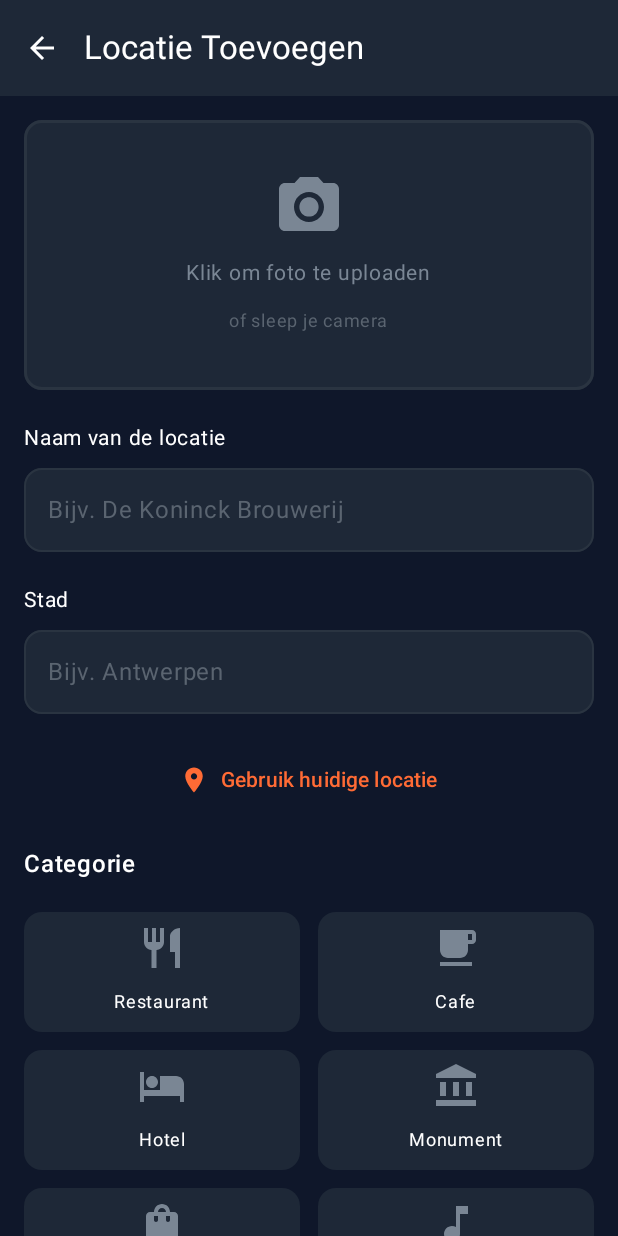
After one commit to daandecorte/project_mobile_dev, an Android app built with Jetpack Compose: the AddScreen screen opened through its navigation route, on a phone screen of 412 x 824 dp. The commit adds this screen. Run offline under Robolectric (Android 15) with nearby library versions, the phone set to English and light mode, and no system bars; our stand-ins replace Firebase (no records; nobody signed in at launch, a user with empty details on screens opened directly).

Commit message:
add screen

```diff
--- a/app/src/main/java/edu/ap/project_mobile_dev/MainActivity.kt
+++ b/app/src/main/java/edu/ap/project_mobile_dev/MainActivity.kt
@@ -24,6 +24,7 @@ import androidx.navigation.compose.NavHost
 import androidx.navigation.compose.composable
 import androidx.navigation.compose.rememberNavController
 import com.google.firebase.auth.FirebaseAuth
+import edu.ap.project_mobile_dev.ui.add.AddScreen
 import edu.ap.project_mobile_dev.ui.home.HomeScreen
 import edu.ap.project_mobile_dev.ui.profile.ProfileScreen
 
@@ -65,10 +66,17 @@ class MainActivity : ComponentActivity() {
                                 navController.navigate("profile") {
                                     popUpTo("home") { inclusive = true }
                                 }
-                            }
+                            },
+                             navController
                         )}
                         composable("profile") {
                             ProfileScreen(navController)
+                        }
+                        composable("add") {
+                            AddScreen(
+                                onNavigateBack = { navController.popBackStack() },
+                                onLocationAdded = { navController.popBackStack() }
+                            )
                         }
                     }
                 }
@@ -80,7 +88,7 @@ class MainActivity : ComponentActivity() {
         MaterialTheme(
             colorScheme = darkColorScheme(
                 primary = Color(0xFFFF6B35),
-                background = Color(0xFF1A2332),
+                background = Color(0xFF0F172A),
                 surface = Color(0xFF242F3F),
                 onPrimary = Color.White,
                 onBackground = Color.White,
--- /dev/null
+++ b/app/src/main/java/edu/ap/project_mobile_dev/ui/add/AddScreen.kt
@@ -0,0 +1,403 @@
+package edu.ap.project_mobile_dev.ui.add
+
+import androidx.compose.foundation.background
+import androidx.compose.foundation.border
+import androidx.compose.foundation.clickable
+import androidx.compose.foundation.layout.*
+import androidx.compose.foundation.rememberScrollState
+import androidx.compose.foundation.shape.RoundedCornerShape
+import androidx.compose.foundation.verticalScroll
+import androidx.compose.material.icons.Icons
+import androidx.compose.material.icons.filled.*
+import androidx.compose.material3.*
+import androidx.compose.runtime.*
+import androidx.compose.ui.Alignment
+import androidx.compose.ui.Modifier
+import androidx.compose.ui.graphics.Color
+import androidx.compose.ui.graphics.vector.ImageVector
+import androidx.compose.ui.text.font.FontWeight
+import androidx.compose.ui.unit.dp
+import androidx.compose.ui.unit.sp
+import androidx.lifecycle.compose.collectAsStateWithLifecycle
+import androidx.lifecycle.viewmodel.compose.viewModel
+
+@OptIn(ExperimentalMaterial3Api::class)
+@Composable
+fun AddScreen(
+    viewModel: AddViewModel = viewModel(),
+    onNavigateBack: () -> Unit,
+    onLocationAdded: () -> Unit
+) {
+    val uiState by viewModel.uiState.collectAsStateWithLifecycle()
+
+    Scaffold(
+        topBar = {
+            TopAppBar(
+                title = { Text("Locatie Toevoegen", color = Color.White) },
+                navigationIcon = {
+                    IconButton(onClick = onNavigateBack) {
+                        Icon(
+                            imageVector = Icons.Default.ArrowBack,
+                            contentDescription = "Terug",
+                            tint = Color.White
+                        )
+                    }
+                },
+                colors = TopAppBarDefaults.topAppBarColors(
+                    containerColor = Color(0xFF1E2837)
+                )
+            )
+        },
+        containerColor = Color(0xFF0F172A)
+    ) { padding ->
+        Column(
+            modifier = Modifier
+                .fillMaxSize()
+                .padding(padding)
+                .verticalScroll(rememberScrollState())
+                .padding(16.dp),
+            verticalArrangement = Arrangement.spacedBy(20.dp)
+        ) {
+            // Foto sectie
+            PhotoSection(
+                photoUri = uiState.photoUri,
+                onPhotoClick = { viewModel.onPhotoClick() }
+            )
+
+            // Naam van de locatie
+            LocationNameField(
+                value = uiState.locationName,
+                onValueChange = { viewModel.updateLocationName(it) }
+            )
+
+            // Stad
+            CityField(
+                value = uiState.city,
+                onValueChange = { viewModel.updateCity(it) }
+            )
+
+            // Gebruik huidige locatie
+            UseCurrentLocationButton(
+                onClick = { viewModel.useCurrentLocation() }
+            )
+
+            // Categorie sectie
+            Text(
+                text = "Categorie",
+                color = Color.White,
+                fontSize = 16.sp,
+                fontWeight = FontWeight.Medium
+            )
+
+            CategoryGrid(
+                selectedCategory = uiState.selectedCategory,
+                onCategorySelected = { viewModel.selectCategory(it) }
+            )
+
+            // Beschrijving
+            DescriptionField(
+                value = uiState.description,
+                onValueChange = { viewModel.updateDescription(it) }
+            )
+
+            Spacer(modifier = Modifier.height(20.dp))
+
+            // Locatie Opslaan button
+            Button(
+                onClick = {
+                    viewModel.saveLocation()
+                    onLocationAdded()
+                },
+                modifier = Modifier
+                    .fillMaxWidth()
+                    .height(56.dp),
+                colors = ButtonDefaults.buttonColors(
+                    containerColor = Color(0xFFFF6B35)
+                ),
+                shape = RoundedCornerShape(12.dp),
+                enabled = uiState.isFormValid
+            ) {
+                Text(
+                    text = "Locatie Opslaan",
+                    fontSize = 16.sp,
+                    fontWeight = FontWeight.Bold
+                )
+            }
+        }
+    }
+}
+
+@Composable
+private fun PhotoSection(
+    photoUri: String?,
+    onPhotoClick: () -> Unit
+) {
+    Box(
+        modifier = Modifier
+            .fillMaxWidth()
+            .height(180.dp)
+            .background(
+                color = Color(0xFF1E2837),
+                shape = RoundedCornerShape(12.dp)
+            )
+            .border(
+                width = 2.dp,
+                color = Color(0xFF2A3441),
+                shape = RoundedCornerShape(12.dp)
+            )
+            .clickable(onClick = onPhotoClick),
+        contentAlignment = Alignment.Center
+    ) {
+        Column(
+            horizontalAlignment = Alignment.CenterHorizontally,
+            verticalArrangement = Arrangement.spacedBy(8.dp)
+        ) {
+            Icon(
+                imageVector = Icons.Default.PhotoCamera,
+                contentDescription = "Upload foto",
+                tint = Color(0xFF7A8694),
+                modifier = Modifier.size(48.dp)
+            )
+            Text(
+                text = "Klik om foto te uploaden",
+                color = Color(0xFF7A8694),
+                fontSize = 14.sp
+            )
+            Text(
+                text = "of sleep je camera",
+                color = Color(0xFF5A6470),
+                fontSize = 12.sp
+            )
+        }
+    }
+}
+
+@Composable
+private fun LocationNameField(
+    value: String,
+    onValueChange: (String) -> Unit
+) {
+    Column(verticalArrangement = Arrangement.spacedBy(8.dp)) {
+        Text(
+            text = "Naam van de locatie",
+            color = Color.White,
+            fontSize = 14.sp
+        )
+        OutlinedTextField(
+            value = value,
+            onValueChange = onValueChange,
+            placeholder = { Text("Bijv. De Koninck Brouwerij", color = Color(0xFF5A6470)) },
+            modifier = Modifier.fillMaxWidth(),
+            colors = OutlinedTextFieldDefaults.colors(
+                focusedTextColor = Color.White,
+                unfocusedTextColor = Color.White,
+                focusedContainerColor = Color(0xFF1E2837),
+                unfocusedContainerColor = Color(0xFF1E2837),
+                focusedBorderColor = Color(0xFF3A4451),
+                unfocusedBorderColor = Color(0xFF2A3441)
+            ),
+            shape = RoundedCornerShape(12.dp)
+        )
+    }
+}
+
+@Composable
+private fun CityField(
+    value: String,
+    onValueChange: (String) -> Unit
+) {
+    Column(verticalArrangement = Arrangement.spacedBy(8.dp)) {
+        Text(
+            text = "Stad",
+            color = Color.White,
+            fontSize = 14.sp
+        )
+        OutlinedTextField(
+            value = value,
+            onValueChange = onValueChange,
+            placeholder = { Text("Bijv. Antwerpen", color = Color(0xFF5A6470)) },
+            modifier = Modifier.fillMaxWidth(),
+            colors = OutlinedTextFieldDefaults.colors(
+                focusedTextColor = Color.White,
+                unfocusedTextColor = Color.White,
+                focusedContainerColor = Color(0xFF1E2837),
+                unfocusedContainerColor = Color(0xFF1E2837),
+                focusedBorderColor = Color(0xFF3A4451),
+                unfocusedBorderColor = Color(0xFF2A3441)
+            ),
+            shape = RoundedCornerShape(12.dp)
+        )
+    }
+}
+
+@Composable
+private fun UseCurrentLocationButton(
+    onClick: () -> Unit
+) {
+    TextButton(
+        onClick = onClick,
+        modifier = Modifier.fillMaxWidth()
+    ) {
+        Icon(
+            imageVector = Icons.Default.LocationOn,
+            contentDescription = null,
+            tint = Color(0xFFFF6B35),
+            modifier = Modifier.size(20.dp)
+        )
+        Spacer(modifier = Modifier.width(8.dp))
+        Text(
+            text = "Gebruik huidige locatie",
+            color = Color(0xFFFF6B35),
+            fontSize = 14.sp
+        )
+    }
+}
+
+@Composable
+private fun CategoryGrid(
+    selectedCategory: Category?,
+    onCategorySelected: (Category) -> Unit
+) {
+    Column(verticalArrangement = Arrangement.spacedBy(12.dp)) {
+        Row(
+            modifier = Modifier.fillMaxWidth(),
+            horizontalArrangement = Arrangement.spacedBy(12.dp)
+        ) {
+            CategoryCard(
+                category = Category.RESTAURANT,
+                isSelected = selectedCategory == Category.RESTAURANT,
+                onSelected = onCategorySelected,
+                modifier = Modifier.weight(1f)
+            )
+            CategoryCard(
+                category = Category.CAFE,
+                isSelected = selectedCategory == Category.CAFE,
+                onSelected = onCategorySelected,
+                modifier = Modifier.weight(1f)
+            )
+        }
+        Row(
+            modifier = Modifier.fillMaxWidth(),
+            horizontalArrangement = Arrangement.spacedBy(12.dp)
+        ) {
+            CategoryCard(
+                category = Category.HOTEL,
+                isSelected = selectedCategory == Category.HOTEL,
+                onSelected = onCategorySelected,
+                modifier = Modifier.weight(1f)
+            )
+            CategoryCard(
+                category = Category.MONUMENT,
+                isSelected = selectedCategory == Category.MONUMENT,
+                onSelected = onCategorySelected,
+                modifier = Modifier.weight(1f)
+            )
+        }
+        Row(
+            modifier = Modifier.fillMaxWidth(),
+            horizontalArrangement = Arrangement.spacedBy(12.dp)
+        ) {
+            CategoryCard(
+                category = Category.SHOPPING,
+                isSelected = selectedCategory == Category.SHOPPING,
+                onSelected = onCategorySelected,
+                modifier = Modifier.weight(1f)
+            )
+            CategoryCard(
+                category = Category.NIGHTLIFE,
+                isSelected = selectedCategory == Category.NIGHTLIFE,
+                onSelected = onCategorySelected,
+                modifier = Modifier.weight(1f)
+            )
+        }
+        Row(
+            modifier = Modifier.fillMaxWidth(),
+            horizontalArrangement = Arrangement.spacedBy(12.dp)
+        ) {
+            CategoryCard(
+                category = Category.CULTURE,
+                isSelected = selectedCategory == Category.CULTURE,
+                onSelected = onCategorySelected,
+                modifier = Modifier.weight(1f)
+            )
+            CategoryCard(
+                category = Category.SPORT,
+                isSelected = selectedCategory == Category.SPORT,
+                onSelected = onCategorySelected,
+                modifier = Modifier.weight(1f)
+            )
+        }
+    }
+}
+
+@Composable
+private fun CategoryCard(
+    category: Category,
+    isSelected: Boolean,
+    onSelected: (Category) -> Unit,
+    modifier: Modifier = Modifier
+) {
+    Card(
+        modifier = modifier
+            .height(80.dp)
+            .clickable { onSelected(category) },
+        colors = CardDefaults.cardColors(
+            containerColor = if (isSelected) Color(0xFFFF6B35).copy(alpha = 0.5f) else Color(0xFF1E2837)
+        ),
+        shape = RoundedCornerShape(12.dp),
+        border = if (isSelected) {
+            androidx.compose.foundation.BorderStroke(2.dp, Color(0xFFFF6B35))
+        } else null
+    ) {
+        Column(
+            modifier = Modifier.fillMaxSize(),
+            horizontalAlignment = Alignment.CenterHorizontally,
+            verticalArrangement = Arrangement.Center
+        ) {
+            Icon(
+                imageVector = category.icon,
+                contentDescription = category.displayName,
+                tint = if (isSelected) Color(0xFFFF6B35) else Color(0xFF7A8694),
+                modifier = Modifier.size(32.dp)
+            )
+            Spacer(modifier = Modifier.height(8.dp))
+            Text(
+                text = category.displayName,
+                color = Color.White,
+                fontSize = 12.sp
+            )
+        }
+    }
+}
+
+@Composable
+private fun DescriptionField(
+    value: String,
+    onValueChange: (String) -> Unit
+) {
+    Column(verticalArrangement = Arrangement.spacedBy(8.dp)) {
+        Text(
+            text = "Beschrijving",
+            color = Color.White,
+            fontSize = 14.sp
+        )
+        OutlinedTextField(
+            value = value,
+            onValueChange = onValueChange,
+            placeholder = { Text("Vertel iets over deze locatie...", color = Color(0xFF5A6470)) },
+            modifier = Modifier
+                .fillMaxWidth()
+                .height(120.dp),
+            colors = OutlinedTextFieldDefaults.colors(
+                focusedTextColor = Color.White,
+                unfocusedTextColor = Color.White,
+                focusedContainerColor = Color(0xFF1E2837),
+                unfocusedContainerColor = Color(0xFF1E2837),
+                focusedBorderColor = Color(0xFF3A4451),
+                unfocusedBorderColor = Color(0xFF2A3441)
+            ),
+            shape = RoundedCornerShape(12.dp),
+            maxLines = 5
+        )
+    }
+}
--- /dev/null
+++ b/app/src/main/java/edu/ap/project_mobile_dev/ui/add/AddUiState.kt
@@ -0,0 +1,13 @@
+package edu.ap.project_mobile_dev.ui.add
+
+data class AddUiState(
+    val locationName: String = "",
+    val city: String = "",
+    val description: String = "",
+    val selectedCategory: Category? = null,
+    val photoUri: String? = null,
+    val isUsingCurrentLocation: Boolean = false,
+    val isFormValid: Boolean = false,
+    val isLoading: Boolean = false,
+    val errorMessage: String? = null
+)
--- /dev/null
+++ b/app/src/main/java/edu/ap/project_mobile_dev/ui/add/AddViewModel.kt
@@ -0,0 +1,84 @@
+package edu.ap.project_mobile_dev.ui.add
+
+import androidx.lifecycle.ViewModel
+import androidx.lifecycle.viewModelScope
+import kotlinx.coroutines.flow.MutableStateFlow
+import kotlinx.coroutines.flow.StateFlow
+import kotlinx.coroutines.flow.asStateFlow
+import kotlinx.coroutines.flow.update
+import kotlinx.coroutines.launch
+
+class AddViewModel : ViewModel() {
+
+    private val _uiState = MutableStateFlow(AddUiState())
+    val uiState: StateFlow<AddUiState> = _uiState.asStateFlow()
+
+    fun updateLocationName(name: String) {
+        _uiState.update { it.copy(locationName = name) }
+        validateForm()
+    }
+
+    fun updateCity(city: String) {
+        _uiState.update { it.copy(city = city) }
+        validateForm()
+    }
+
+    fun updateDescription(description: String) {
+        _uiState.update { it.copy(description = description) }
+    }
+
+    fun selectCategory(category: Category) {
+        _uiState.update { it.copy(selectedCategory = category) }
+        validateForm()
+    }
+
+    fun onPhotoClick() {
+        // Hier zou je de camera/gallery picker triggeren
+        // Voor nu updaten we alleen de state
+        viewModelScope.launch {
+            // Implementatie voor foto selectie
+            // bijvoorbeeld met ActivityResultContracts
+        }
+    }
+
+    fun useCurrentLocation() {
+        viewModelScope.launch {
+            // Hier zou je de GPS locatie ophalen
+            // Voor nu zetten we een placeholder stad
+            _uiState.update { it.copy(city = "Antwerpen", isUsingCurrentLocation = true) }
+            validateForm()
+        }
+    }
+
+    fun saveLocation() {
+        if (_uiState.value.isFormValid) {
+            viewModelScope.launch {
+                // Hier zou je de locatie opslaan in je database/repository
+                // bijvoorbeeld:
+                // locationRepository.saveLocation(
+                //     name = _uiState.value.locationName,
+                //     city = _uiState.value.city,
+                //     category = _uiState.value.selectedCategory,
+                //     description = _uiState.value.description,
+                //     photoUri = _uiState.value.photoUri
+                // )
+
+                // Reset form na opslaan
+                resetForm()
+            }
+        }
+    }
+
+    private fun validateForm() {
+        val state = _uiState.value
+        val isValid = state.locationName.isNotBlank() &&
+                state.city.isNotBlank() &&
+                state.selectedCategory != null
+
+        _uiState.update { it.copy(isFormValid = isValid) }
+    }
+
+    private fun resetForm() {
+        _uiState.value = AddUiState()
+    }
+}
--- /dev/null
+++ b/app/src/main/java/edu/ap/project_mobile_dev/ui/add/Category.kt
@@ -0,0 +1,25 @@
+package edu.ap.project_mobile_dev.ui.add
+
+import androidx.compose.material.icons.Icons
+import androidx.compose.material.icons.filled.AccountBalance
+import androidx.compose.material.icons.filled.Hotel
+import androidx.compose.material.icons.filled.LocalCafe
+import androidx.compose.material.icons.filled.MusicNote
+import androidx.compose.material.icons.filled.Restaurant
+import androidx.compose.material.icons.filled.ShoppingBag
+import androidx.compose.material.icons.filled.Sports
+import androidx.compose.material.icons.filled.TheaterComedy
+import androidx.compose.ui.graphics.vector.ImageVector
+
+enum class Category(    val displayName: String,
+                        val icon: ImageVector
+) {
+    RESTAURANT("Restaurant", Icons.Default.Restaurant),
+    CAFE("Cafe", Icons.Default.LocalCafe),
+    HOTEL("Hotel", Icons.Default.Hotel),
+    MONUMENT("Monument", Icons.Default.AccountBalance),
+    SHOPPING("Shopping", Icons.Default.ShoppingBag),
+    NIGHTLIFE("Nightlife", Icons.Default.MusicNote),
+    CULTURE("Cultuur", Icons.Default.TheaterComedy),
+    SPORT("Sport", Icons.Default.Sports)
+}
--- /dev/null
+++ b/app/src/main/java/edu/ap/project_mobile_dev/ui/add/Location.kt
@@ -0,0 +1,13 @@
+package edu.ap.project_mobile_dev.ui.add
+
+data class Location(
+    val id: String? = null,
+    val name: String,
+    val city: String,
+    val description: String,
+    val category: Category,
+    val photoUri: String? = null,
+    val latitude: Double? = null,
+    val longitude: Double? = null,
+    val createdAt: Long = System.currentTimeMillis()
+)
--- a/app/src/main/java/edu/ap/project_mobile_dev/ui/home/HomeScreen.kt
+++ b/app/src/main/java/edu/ap/project_mobile_dev/ui/home/HomeScreen.kt
@@ -31,11 +31,14 @@ import androidx.lifecycle.viewmodel.compose.viewModel
 import edu.ap.project_mobile_dev.ui.model.Activity
 import androidx.compose.runtime.getValue
 import androidx.compose.runtime.setValue
+import androidx.navigation.NavController
+
 @OptIn(ExperimentalMaterial3Api::class)
 @Composable
 fun HomeScreen(
     onActivityClick: (Activity) -> Unit,
     onProfileClick: () -> Unit,
+    navController: NavController,
     viewModel: HomeViewModel = viewModel(),
 ) {
     val uiState by viewModel.uiState.collectAsState()
@@ -78,7 +81,18 @@ fun HomeScreen(
                     containerColor = Color(0xFF1E2A3A)
                 )
             )
-        }
+        },
+        floatingActionButton = {
+            FloatingActionButton(
+                onClick = { navController.navigate("add") },
+                containerColor = Color(0xFFFF6B35),
+                contentColor = Color.White,
+                shape = RoundedCornerShape(16.dp)
+            ) {
+                Icon(Icons.Default.Add, contentDescription = "Voeg activiteit toe")
+            }
+        },
+        floatingActionButtonPosition = FabPosition.End,
     ) { padding ->
         Column(
             modifier = Modifier
@@ -90,7 +104,7 @@ fun HomeScreen(
             Row(
                 modifier = Modifier
                     .fillMaxWidth()
-                    .padding(horizontal = 8.dp, vertical = 12.dp)
+                    .padding(horizontal = 16.dp, vertical = 12.dp)
             ) {
                 TabButton(
                     text = "Lijst",
@@ -121,7 +135,7 @@ fun HomeScreen(
                     )
                 }
             }
-            var isExpanded by remember { mutableStateOf(true) }
+            var isExpanded by remember { mutableStateOf(false) }
             if (uiState.selectedTab == 0) {
                 Column(
                     modifier = Modifier
--- a/app/src/main/java/edu/ap/project_mobile_dev/ui/model/Activity.kt
+++ b/app/src/main/java/edu/ap/project_mobile_dev/ui/model/Activity.kt
@@ -1,4 +1,6 @@
 package edu.ap.project_mobile_dev.ui.model
+
+import edu.ap.project_mobile_dev.ui.add.Category
 
 data class Activity(
     val id: Int,
```
